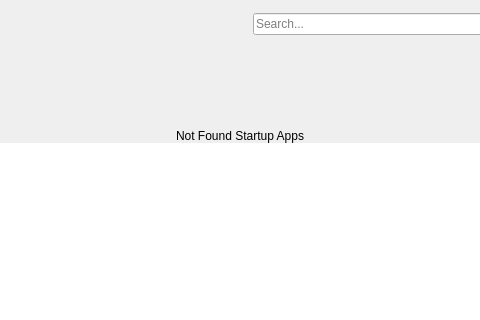
Above: shared/nexis/Pages/StartupApps/startup_apps_page.ui from s4solutionsllc/Nexis before the change; both pictures show x 206 to 686 and y 0 to 320 of the 892 by 591 pixel window. Below: the same form after it.
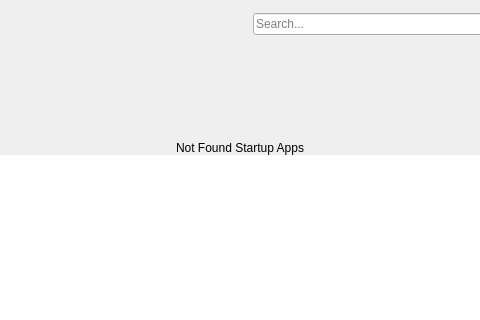
That is the form after the change.

Commit message:
fix(startup-apps): reveal DS §2 rounded corners on elevated container (NEX-14410)
verticalLayout inside #startupAppsContainer had 0 top/bottom margins, so
the flush startup-item rows painted right up to the container's edges,
squaring off the corners under the [cardRole="elevated"] border-radius:12
curvature. Identical structure/fix to Services (NEX-14299, PR #265).

Inset verticalLayout's top/bottom margins to 12px (matching the radius);
left/right stay at 0 to preserve the full-bleed row width. No change to
shadow count, QSS, or the NEX-14304 header-sizing fix.

Patch:
```diff
--- a/shared/nexis/Pages/StartupApps/startup_apps_page.ui
+++ b/shared/nexis/Pages/StartupApps/startup_apps_page.ui
@@ -205,13 +205,13 @@
           <number>0</number>
          </property>
          <property name="topMargin">
-          <number>0</number>
+          <number>12</number>
          </property>
          <property name="rightMargin">
           <number>0</number>
          </property>
          <property name="bottomMargin">
-          <number>0</number>
+          <number>12</number>
          </property>
          <item>
           <widget class="QWidget" name="notFoundWidget" native="true">
```
The commit also changes 1 other file.
